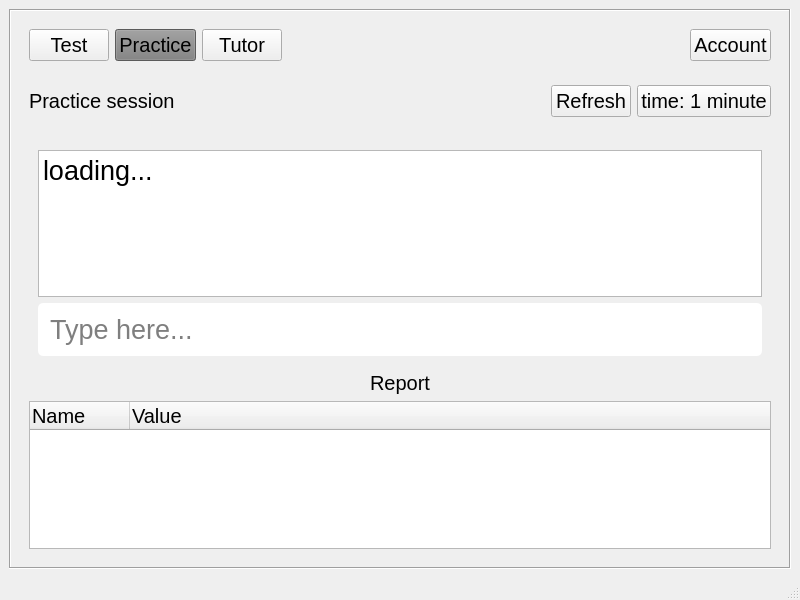
Old version of the form practice.ui in the repository Prakash5209/typing_tutor.
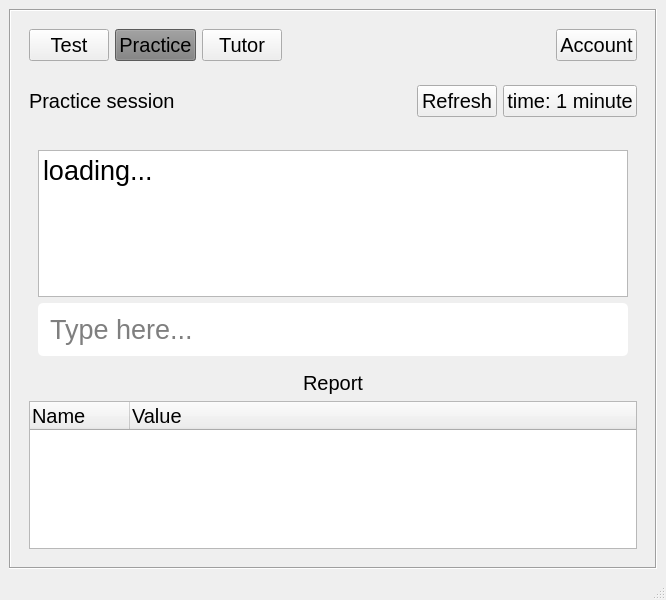
New version of the form.

Diff of the .ui file:
```diff
--- a/practice.ui
+++ b/practice.ui
@@ -6,7 +6,7 @@
    <rect>
     <x>0</x>
     <y>0</y>
-    <width>800</width>
+    <width>666</width>
     <height>600</height>
    </rect>
   </property>
@@ -33,7 +33,7 @@
         <rect>
          <x>0</x>
          <y>0</y>
-         <width>778</width>
+         <width>644</width>
          <height>535</height>
         </rect>
        </property>
@@ -243,7 +243,7 @@
             <rect>
              <x>0</x>
              <y>0</y>
-             <width>760</width>
+             <width>626</width>
              <height>407</height>
             </rect>
            </property>
```
Left out of the diff: 2 changed lines with no effect on the pictures.
